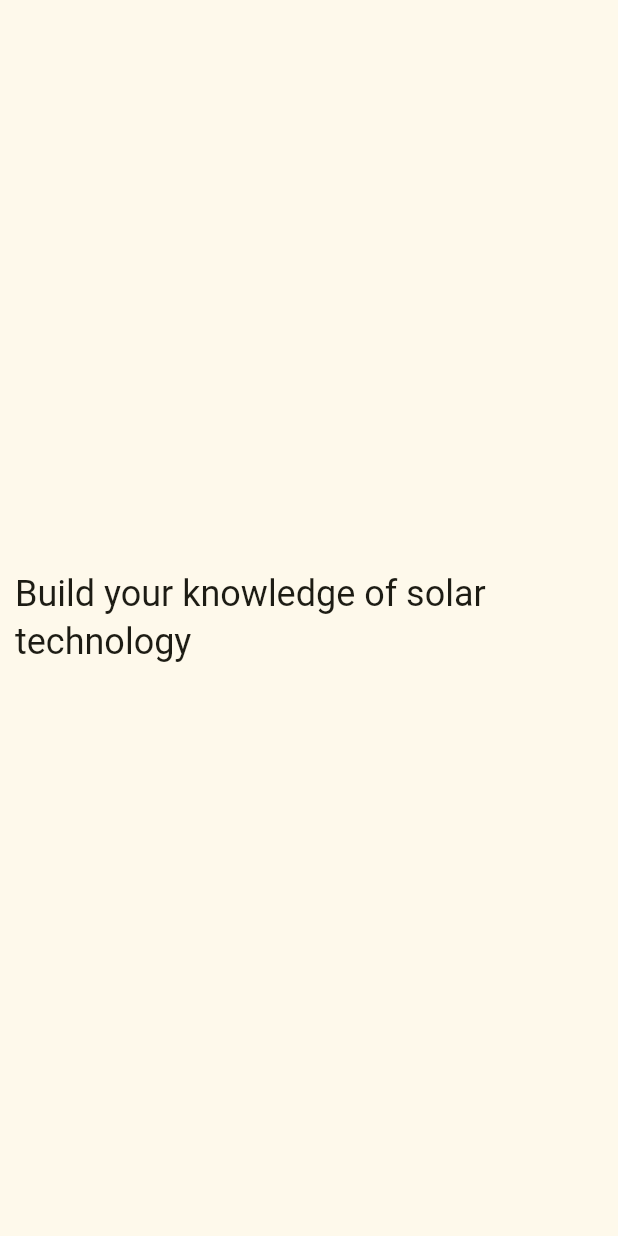
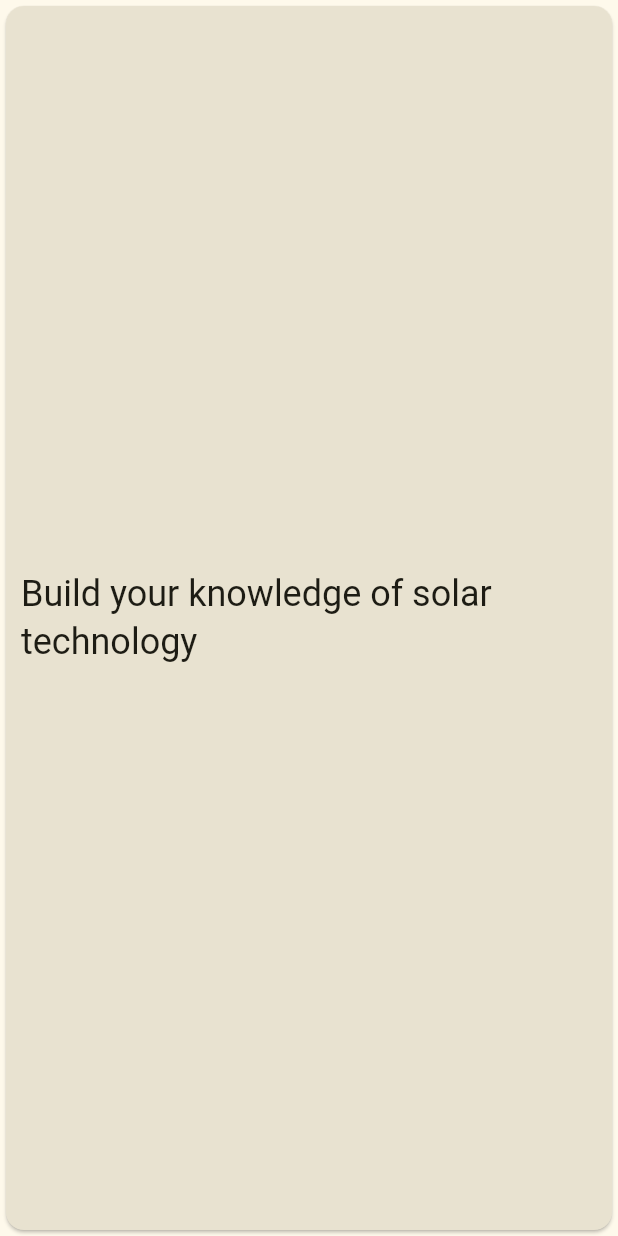
Before and after one commit to hkgranli/flutter-engagement, a Flutter app: the Textile widget shown alone on an empty page, opened directly, on a phone screen of 412 x 824 dp. Run offline on Flutter 3.47's test engine with Material 2 defaults, Android fonts, the phone set to English and light mode, and no system bars; our stand-ins replace fl_chart, video_player; missing offline and left inert: flutter_circle_flags_svg, flutter_survey, image_compare_slider, model_viewer_plus; generated files the repository leaves out were written again.

Commit message:
card change

```diff
--- a/lib/main.dart
+++ b/lib/main.dart
@@ -206,7 +206,10 @@ class _ParentState extends State<Parent> {
               crossAxisCellCount: 2,
               mainAxisCellCount: 0.75,
               child: Textile(
-                text: "Build your knowledge of solar technology",
+                text: Center(
+                  child: Text("Build your knowledge of solar technology",
+                      style: Theme.of(context).textTheme.headlineSmall),
+                ),
               )),
           StaggeredGridTile.count(
             crossAxisCellCount: 1,
@@ -227,7 +230,7 @@ class _ParentState extends State<Parent> {
           StaggeredGridTile.count(
               crossAxisCellCount: 1,
               mainAxisCellCount: 1.5,
-              child: shortPoints()),
+              child: Textile(text: shortPoints())),
           StaggeredGridTile.count(
             crossAxisCellCount: 1,
             mainAxisCellCount: 1,
@@ -337,7 +340,7 @@ class ImageTile extends StatelessWidget {
         Expanded(child: child),
         Container(
           height: bottomSpace,
-          color: Colors.green,
+          //color: Colors.green,
         )
       ],
     );
@@ -353,21 +356,19 @@ class Textile extends StatelessWidget {
     this.bottomSpace,
   }) : super(key: key);
 
-  final String text;
+  final Widget text;
   final double? extent;
   final double? bottomSpace;
   final Color? backgroundColor;
 
   @override
   Widget build(BuildContext context) {
-    final child = Container(
-      color: backgroundColor ?? Theme.of(context).cardColor,
-      height: extent,
-      child: Center(
-        child: Padding(
-          padding: const EdgeInsets.all(10.0),
-          child: Text(text, style: Theme.of(context).textTheme.headlineSmall),
-        ),
+    final child = Card(
+      color: backgroundColor ?? Theme.of(context).colorScheme.surfaceVariant,
+      //height: extent,
+      child: Padding(
+        padding: const EdgeInsets.all(10.0),
+        child: text,
       ),
     );
 
@@ -376,13 +377,7 @@ class Textile extends StatelessWidget {
     }
 
     return Column(
-      children: [
-        Expanded(child: child),
-        Container(
-          height: bottomSpace,
-          color: Colors.green,
-        )
-      ],
+      children: [Expanded(child: child)],
     );
   }
 }
```
